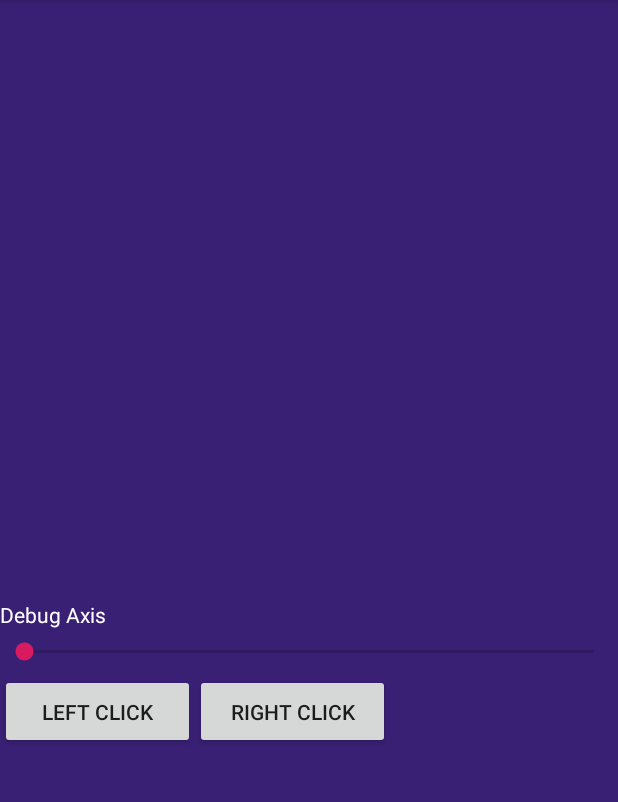
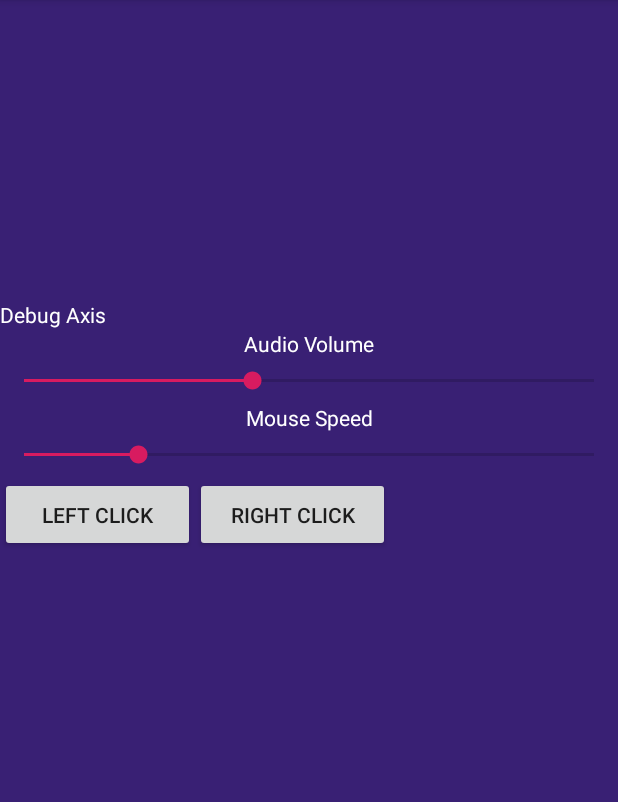
Before and after one commit to zr0n/SmartPCApp, an Android app: the screen it shows after launch (MainActivity), on a phone screen of 412 x 824 dp, the part 84-886 px from its top. Run offline under Robolectric (Android 15) with nearby library versions, the phone set to English and light mode, and no system bars.

Commit message:
Add Mouse Speed Control

```diff
--- a/app/src/main/java/com/souluizfernando/smartpc/MainActivity.java
+++ b/app/src/main/java/com/souluizfernando/smartpc/MainActivity.java
@@ -27,6 +27,10 @@ public class MainActivity extends AppCompatActivity implements View.OnClickListe
     int initialX = 0;
     int initialY = 0;
 
+    int mouseSpeed = 20;
+
+    int initialVolume = 40;
+
     Bitmap bitMap;
     Canvas canvas;
     Paint paint;
@@ -38,9 +42,66 @@ public class MainActivity extends AppCompatActivity implements View.OnClickListe
     TextView tv;
     ImageView iv;
     SeekBar volumeControl;
+    SeekBar speedControl;
 
     boolean bListenToClick = false;
     boolean bListenToTouch = !bListenToClick;
+
+    @Override
+    protected void onCreate(Bundle savedInstanceState) {
+        super.onCreate(savedInstanceState);
+        setContentView(R.layout.activity_main);
+
+        saveViewsRefs();
+        bindViewListeners();
+        setupSocket();
+        setupCanvas();
+        setDefaultValues();
+    }
+    void saveViewsRefs(){
+        //Get Views
+        tv = findViewById(R.id.textView);
+        leftButton = findViewById(R.id.leftClickBtn);
+        rightButton = findViewById(R.id.rightClickBtn);
+        iv = findViewById(R.id.touchableArea);
+        volumeControl = findViewById(R.id.volumeControl);
+        speedControl = findViewById(R.id.speedControl);
+    }
+    void setDefaultValues(){
+        speedControl.setProgress(mouseSpeed);
+        volumeControl.setProgress(initialVolume);
+
+        updateAudioVolume(initialVolume);
+    }
+    void bindViewListeners(){
+        //Bind Views Listeners
+        leftButton.setOnClickListener(this);
+        rightButton.setOnClickListener(this);
+        iv.setOnTouchListener(this);
+        rightButton.setOnTouchListener(this);
+        leftButton.setOnTouchListener(this);
+        volumeControl.setOnSeekBarChangeListener(this);
+        speedControl.setOnSeekBarChangeListener(this);
+
+    }
+    void setupSocket(){
+        socket = new WSListener(this);
+        socket.connect(new OkHttpClient());
+    }
+    void setupCanvas(){
+        bitMap = Bitmap.createBitmap(
+                (int) getWindowManager().getDefaultDisplay().getWidth(),
+                (int) getWindowManager().getDefaultDisplay().getHeight(),
+                Bitmap.Config.ARGB_8888
+        );
+
+        canvas = new Canvas(bitMap);
+        iv.setImageBitmap(bitMap);
+
+        paint = new Paint();
+        paint.setColor(Color.WHITE);
+        paint.setStrokeWidth(10);
+    }
 
     @Override
     public void onClick(View v) {
@@ -130,9 +191,19 @@ public class MainActivity extends AppCompatActivity implements View.OnClickListe
 
     @Override
     public void onProgressChanged(SeekBar seekBar, int progress, boolean fromUser) {
+        if(seekBar == volumeControl){
+            updateAudioVolume(progress);
+        }
+        else if(seekBar == speedControl){
+            mouseSpeed = progress;
+        }
+
+    }
+
+    void updateAudioVolume(int newVolume){
         try {
             socket.sendMessage(
-                    new MouseCommand("set_volume", progress, 666 /* Random x) */).toJson()
+                    new MouseCommand("set_volume", newVolume, 666 /* Random x) */).toJson()
             );
         } catch (WSListener.WebSocketNotConnectedException e) {
             e.printStackTrace();
@@ -170,51 +241,6 @@ public class MainActivity extends AppCompatActivity implements View.OnClickListe
         }
     }
 
-    @Override
-    protected void onCreate(Bundle savedInstanceState) {
-        super.onCreate(savedInstanceState);
-        setContentView(R.layout.activity_main);
-        saveViewsRefs();
-        bindViewListeners();
-        setupSocket();
-        setupCanvas();
-    }
-    void saveViewsRefs(){
-        //Get Views
-        tv = findViewById(R.id.textView);
-        leftButton = findViewById(R.id.leftClickBtn);
-        rightButton = findViewById(R.id.rightClickBtn);
-        iv = findViewById(R.id.touchableArea);
-        volumeControl = findViewById(R.id.volumeControl);
-    }
-    void bindViewListeners(){
-        //Bind Views Listeners
-        leftButton.setOnClickListener(this);
-        rightButton.setOnClickListener(this);
-        iv.setOnTouchListener(this);
-        rightButton.setOnTouchListener(this);
-        leftButton.setOnTouchListener(this);
-        volumeControl.setOnSeekBarChangeListener(this);
-
-    }
-    void setupSocket(){
-        socket = new WSListener(this);
-        socket.connect(new OkHttpClient());
-    }
-    void setupCanvas(){
-        bitMap = Bitmap.createBitmap(
-                (int) getWindowManager().getDefaultDisplay().getWidth(),
-                (int) getWindowManager().getDefaultDisplay().getHeight(),
-                Bitmap.Config.ARGB_8888
-        );
-
-        canvas = new Canvas(bitMap);
-        iv.setImageBitmap(bitMap);
-
-        paint = new Paint();
-        paint.setColor(Color.WHITE);
-        paint.setStrokeWidth(10);
-    }
 
 
     private void HandleMovement(){
@@ -223,10 +249,13 @@ public class MainActivity extends AppCompatActivity implements View.OnClickListe
         //tv.setText("iX: " + initialX + " iY: " + initialY + " cX: " + currentX + " cY: " + currentY);
         //tv.setText(new MouseCommand("Move", 0, 0).toJson());
         tv.setText(socket.bConnected ? "Socket Connected" : "Socket Not Connected");
-        if(socket.bConnected)
+
+        MouseCommand mc = new MouseCommand("touchpad_move", currentX, currentY);
+        mc.extra = (float) mouseSpeed;
+
         try {
             socket.sendMessage(
-                        new MouseCommand("touchpad_move", currentX, currentY).toJson()
+                    mc.toJson()
             );
         } catch (WSListener.WebSocketNotConnectedException e) {
             e.printStackTrace();
--- a/app/src/main/res/layout/activity_main.xml
+++ b/app/src/main/res/layout/activity_main.xml
@@ -15,7 +15,7 @@
         <ImageView
             android:id="@+id/touchableArea"
             android:layout_width="match_parent"
-            android:layout_height="400dp"
+            android:layout_height="200dp"
             app:srcCompat="@color/Perfume" />
         <TextView
             android:id="@+id/textView"
@@ -27,10 +27,45 @@
             app:layout_constraintLeft_toLeftOf="parent"
             app:layout_constraintRight_toRightOf="parent"
             app:layout_constraintTop_toTopOf="parent" />
-        <SeekBar
-            android:id="@+id/volumeControl"
+        <LinearLayout
+            android:orientation="vertical"
             android:layout_width="match_parent"
-            android:layout_height="30dp" />
+            android:layout_height="wrap_content">
+            <TextView
+                android:layout_width="match_parent"
+                android:textAlignment="center"
+                android:layout_height="wrap_content"
+                android:textColor="@android:color/white"
+                android:text="Audio Volume"
+                app:layout_constraintBottom_toBottomOf="parent"
+                app:layout_constraintLeft_toLeftOf="parent"
+                app:layout_constraintRight_toRightOf="parent"
+                app:layout_constraintTop_toTopOf="parent" />
+            <SeekBar
+                android:id="@+id/volumeControl"
+                android:layout_width="match_parent"
+                android:layout_height="30dp" />
+        </LinearLayout>
+        <LinearLayout
+            android:orientation="vertical"
+            android:layout_width="match_parent"
+            android:layout_height="wrap_content">
+            <TextView
+                android:layout_width="match_parent"
+                android:textAlignment="center"
+                android:layout_height="wrap_content"
+                android:textColor="@android:color/white"
+                android:text="Mouse Speed"
+                app:layout_constraintBottom_toBottomOf="parent"
+                app:layout_constraintLeft_toLeftOf="parent"
+                app:layout_constraintRight_toRightOf="parent"
+                app:layout_constraintTop_toTopOf="parent" />
+            <SeekBar
+                android:id="@+id/speedControl"
+                android:layout_width="match_parent"
+                android:layout_height="30dp" />
+        </LinearLayout>
+
         <LinearLayout
             android:textAlignment="center"
             android:alignmentMode="alignMargins"
```
Lines whose indentation alone changed are shown as unchanged.
